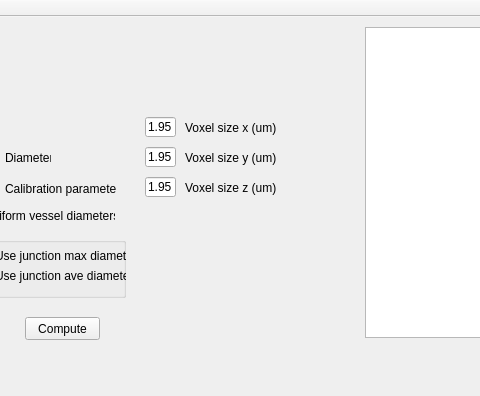
Above: Qt/Topology/mainwindow.ui from gibbogle/vessel-tools before the change; both pictures show x 155 to 635 and y 0 to 396 of the 950 by 396 pixel window. Below: the same form after it.
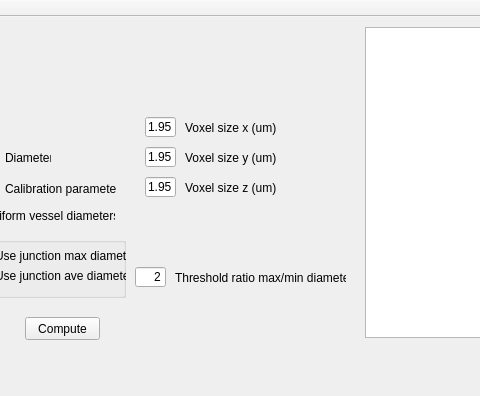
That is the form after the change.

Commit message: Added threshold for max/min diam ratio at a junction

```diff
--- a/Qt/Topology/mainwindow.ui
+++ b/Qt/Topology/mainwindow.ui
@@ -348,6 +348,35 @@
      </property>
     </widget>
    </widget>
+   <widget class="QLineEdit" name="lineEditMaxRatio">
+    <property name="geometry">
+     <rect>
+      <x>290</x>
+      <y>250</y>
+      <width>31</width>
+      <height>20</height>
+     </rect>
+    </property>
+    <property name="text">
+     <string>2</string>
+    </property>
+    <property name="alignment">
+     <set>Qt::AlignRight|Qt::AlignTrailing|Qt::AlignVCenter</set>
+    </property>
+   </widget>
+   <widget class="QLabel" name="label_maxratio">
+    <property name="geometry">
+     <rect>
+      <x>330</x>
+      <y>250</y>
+      <width>171</width>
+      <height>21</height>
+     </rect>
+    </property>
+    <property name="text">
+     <string>Threshold ratio max/min diameter</string>
+    </property>
+   </widget>
   </widget>
   <widget class="QMenuBar" name="menuBar">
    <property name="geometry">
```
Left out of the diff: 25 changed lines with no effect on the pictures. The commit also changes 4 other files.
